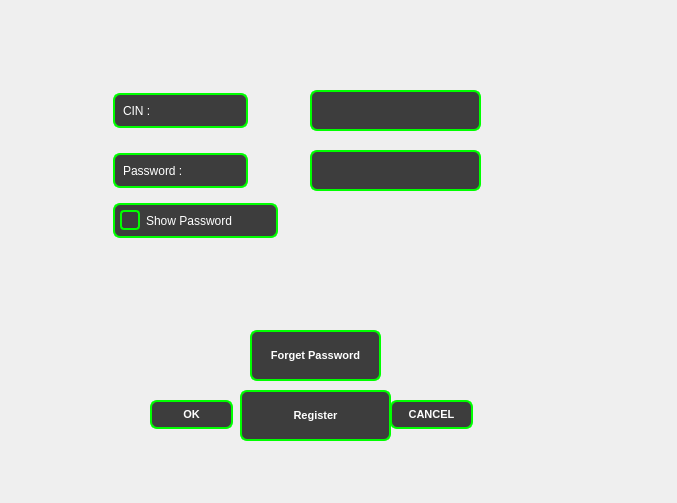
Old version of the form login.ui in the repository ProjetCpp-2425/projetcpp-smart-pharmacy-2a30.
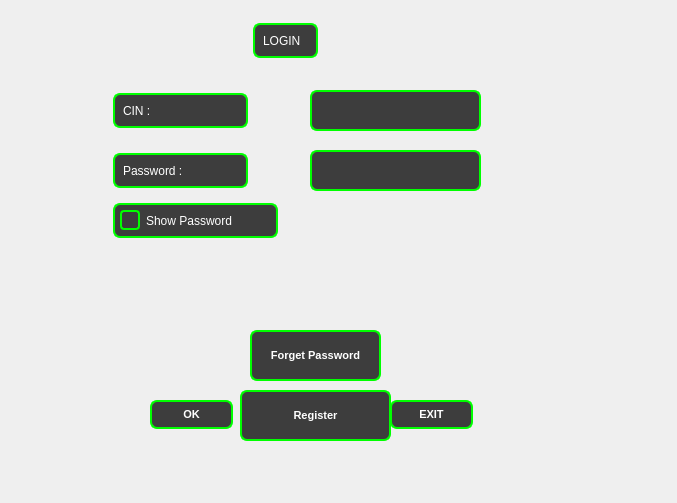
New version of the form. The open tabs and pages were chosen to show the change.

```diff
--- a/login.ui
+++ b/login.ui
@@ -296,7 +296,7 @@
 </string>
      </property>
      <property name="text">
-      <string>CANCEL</string>
+      <string>EXIT</string>
      </property>
     </widget>
     <widget class="QPushButton" name="forget">
@@ -465,6 +465,34 @@
       <string>Show Password</string>
      </property>
     </widget>
+    <widget class="QLabel" name="title">
+     <property name="geometry">
+      <rect>
+       <x>230</x>
+       <y>10</y>
+       <width>71</width>
+       <height>41</height>
+      </rect>
+     </property>
+     <property name="styleSheet">
+      <string notr="true">/* QLabel Styling */
+QLabel {
+    background-color: #3d3d3d;  /* Same dark background as QPushButton */
+    color: #fff;  /* White text */
+    border-radius: 7px;  /* Rounded corners */
+    border-width: 2px;  /* Set border width */
+    border-style: solid;
+    border-color: #00ff00;  /* Green border */
+    padding: 5px;  /* Padding around the label */
+    margin: 3px;  /* Margin around the label */
+}
+
+</string>
+     </property>
+     <property name="text">
+      <string>LOGIN</string>
+     </property>
+    </widget>
    </widget>
    <widget class="QWidget" name="register_2">
     <widget class="QLabel" name="userregister">
```
Left out of the diff: 58 changed lines with no effect on the pictures.
